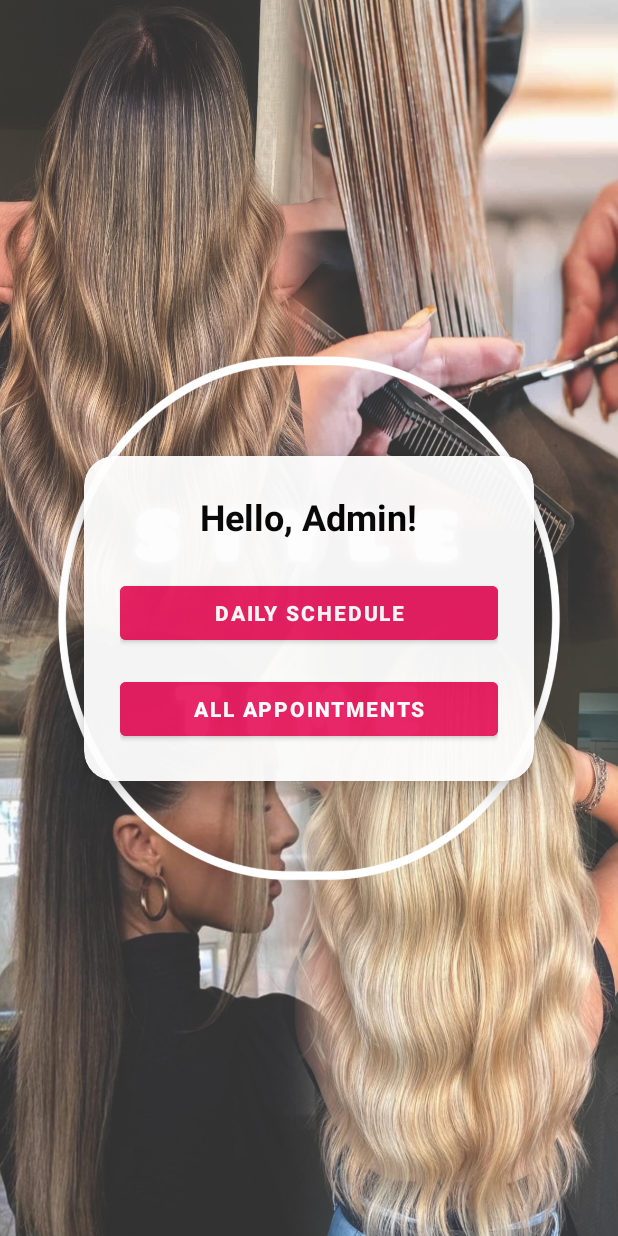
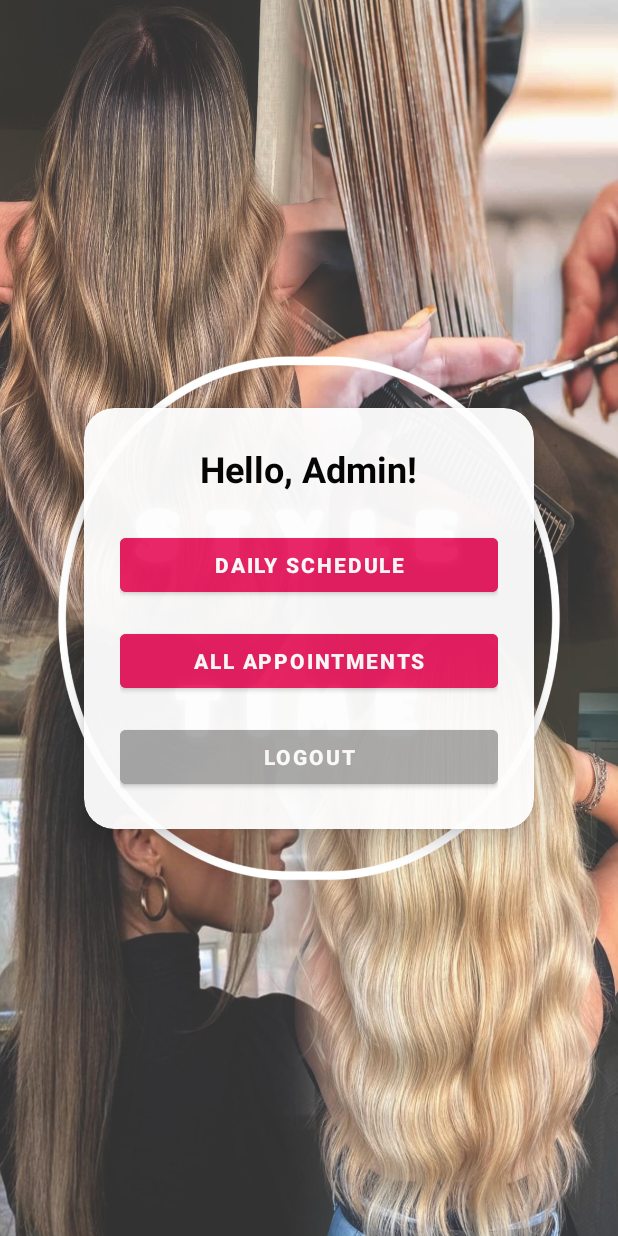
Before and after one commit to ShirlyAvrahamoff/StyleTimeAndroidApp, an Android app: the AdminHomeFragment screen opened through its navigation route, on a phone screen of 412 x 824 dp. Run offline under Robolectric (Android 15) with nearby library versions, the phone set to English and light mode, and no system bars; our stand-ins replace Firebase (no records; nobody signed in at launch, a user with empty details on screens opened directly); 1 statement that could not run was skipped.

Commit message:
refactor: reorganize navigation graph and improve logout flow

```diff
--- a/app/src/main/java/com/example/styletimeandroidapp/fragments/AdminHomeFragment.java
+++ b/app/src/main/java/com/example/styletimeandroidapp/fragments/AdminHomeFragment.java
@@ -9,6 +9,7 @@ import android.widget.Button;
 import android.widget.TextView;
 import android.widget.Toast;
 
+import androidx.activity.OnBackPressedCallback;
 import androidx.annotation.NonNull;
 import androidx.annotation.Nullable;
 import androidx.fragment.app.Fragment;
@@ -50,6 +51,20 @@ public class AdminHomeFragment extends Fragment {
 
         loadAdminDetails();
 
+        Button logoutButton = view.findViewById(R.id.logoutButton);
+        logoutButton.setOnClickListener(v -> {
+            FirebaseAuth.getInstance().signOut();
+            Navigation.findNavController(v).navigate(R.id.action_adminHomeFragment_to_loginFragment);
+        });
+
+        requireActivity().getOnBackPressedDispatcher().addCallback(getViewLifecycleOwner(),
+                new OnBackPressedCallback(true) {
+                    @Override
+                    public void handleOnBackPressed() {
+                        // Do nothing to block back press
+                    }
+                });
+
         return view;
     }
 
@@ -61,6 +76,8 @@ public class AdminHomeFragment extends Fragment {
         viewAllAppointmentsButton.setOnClickListener(v -> {
             Navigation.findNavController(v).navigate(R.id.action_adminHomeFragment_to_appointmentManagementFragment);
         });
+
+
     }
 
     private void loadAdminDetails() {
--- a/app/src/main/res/layout/fragment_admin_home.xml
+++ b/app/src/main/res/layout/fragment_admin_home.xml
@@ -59,6 +59,16 @@
                 android:textColor="@android:color/white"
                 android:textStyle="bold" />
 
+            <Button
+                android:id="@+id/logoutButton"
+                android:layout_width="match_parent"
+                android:layout_height="wrap_content"
+                android:text="LOGOUT"
+                android:backgroundTint="@android:color/darker_gray"
+                android:textColor="@android:color/white"
+                android:textStyle="bold"
+                android:layout_marginTop="16dp" />
+
         </LinearLayout>
     </androidx.cardview.widget.CardView>
 
--- a/app/src/main/res/navigation/nav_graph.xml
+++ b/app/src/main/res/navigation/nav_graph.xml
@@ -41,6 +41,11 @@
         <action
             android:id="@+id/action_clientHomeFragment_to_bookAppointmentFragment"
             app:destination="@id/bookAppointmentFragment" />
+        <action
+            android:id="@+id/action_clientHomeFragment_to_loginFragment"
+            app:destination="@id/loginFragment"
+            app:popUpTo="@id/loginFragment"
+            app:popUpToInclusive="true" />
     </fragment>
 
     <!-- 🏠 Admin Home Screen -->
@@ -55,6 +60,11 @@
         <action
             android:id="@+id/action_adminHomeFragment_to_appointmentManagementFragment"
             app:destination="@id/appointmentManagementFragment" />
+        <action
+            android:id="@+id/action_adminHomeFragment_to_loginFragment"
+            app:destination="@id/loginFragment"
+            app:popUpTo="@id/loginFragment"
+            app:popUpToInclusive="true" />
     </fragment>
 
     <!-- 📅 Appointment Booking Screen -->
@@ -95,7 +105,7 @@
             app:destination="@id/passedAppointmentFragment" />
     </fragment>
 
-    <!-- ✅ Passed Appointments Screen (New Fragment) -->
+    <!-- ✅ Passed Appointments Screen -->
     <fragment
         android:id="@+id/passedAppointmentFragment"
         android:name="com.example.styletimeandroidapp.fragments.PassedAppointmentFragment"
```
Also changed, not shown: app/src/main/java/com/example/styletimeandroidapp/fragments/ClientHomeFragment.java (+16 -0 lines), app/src/main/res/layout/fragment_client_home.xml (+10 -0 lines).
